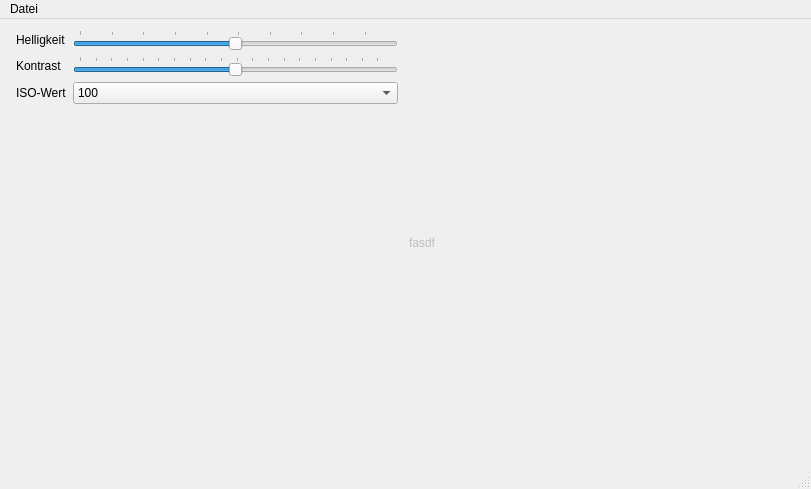
Above: mainwindow.ui from stelzch/HolMOS before the change. Below: the same form after it.
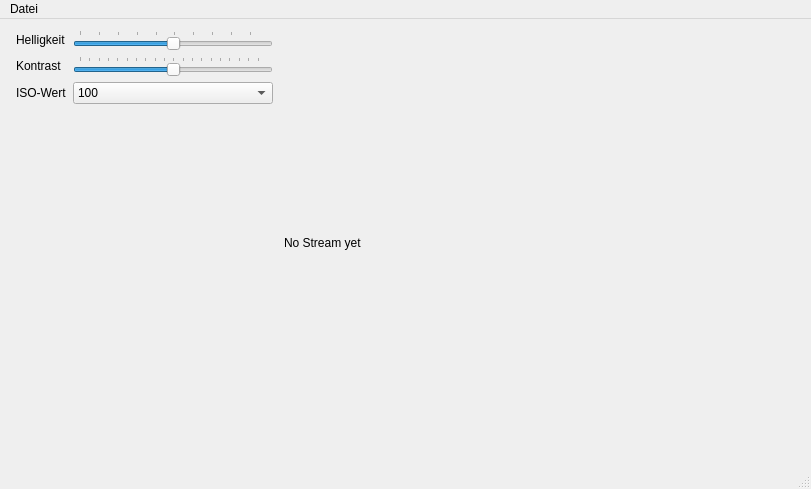
That is the form after the change.

Patch:
```diff
--- a/mainwindow.ui
+++ b/mainwindow.ui
@@ -176,10 +176,10 @@
       <item>
        <widget class="QLabel" name="label">
         <property name="enabled">
-         <bool>false</bool>
+         <bool>true</bool>
         </property>
         <property name="sizePolicy">
-         <sizepolicy hsizetype="Preferred" vsizetype="Preferred">
+         <sizepolicy hsizetype="MinimumExpanding" vsizetype="MinimumExpanding">
           <horstretch>0</horstretch>
           <verstretch>0</verstretch>
          </sizepolicy>
@@ -191,7 +191,10 @@
          </size>
         </property>
         <property name="text">
-         <string>fasdf</string>
+         <string>No Stream yet</string>
+        </property>
+        <property name="scaledContents">
+         <bool>true</bool>
         </property>
        </widget>
       </item>
```
Left out of the diff: 5 changed lines with no effect on the pictures.
